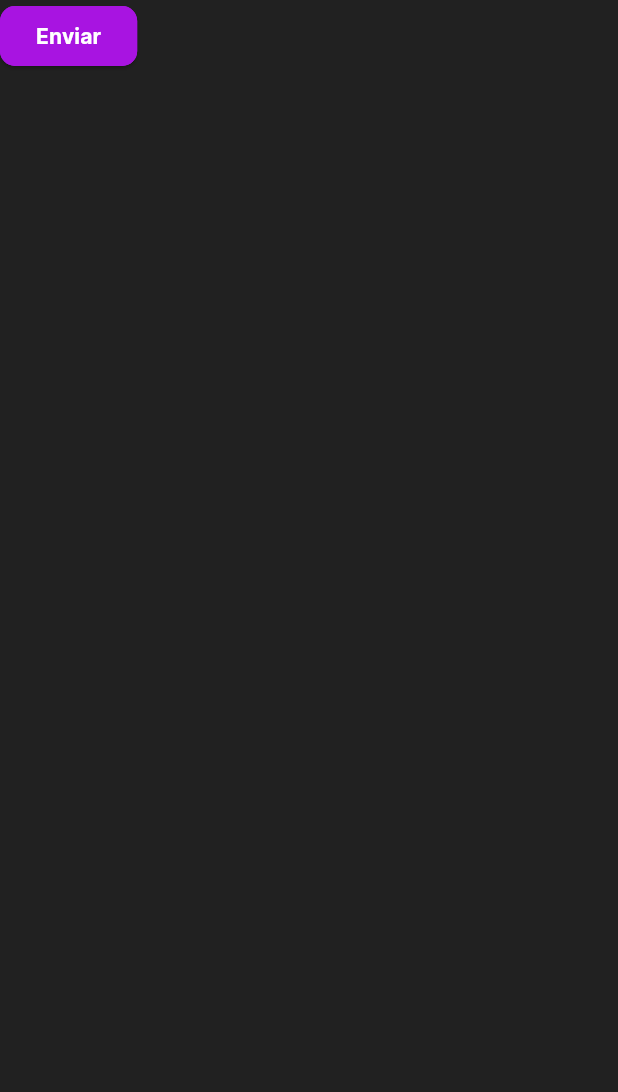
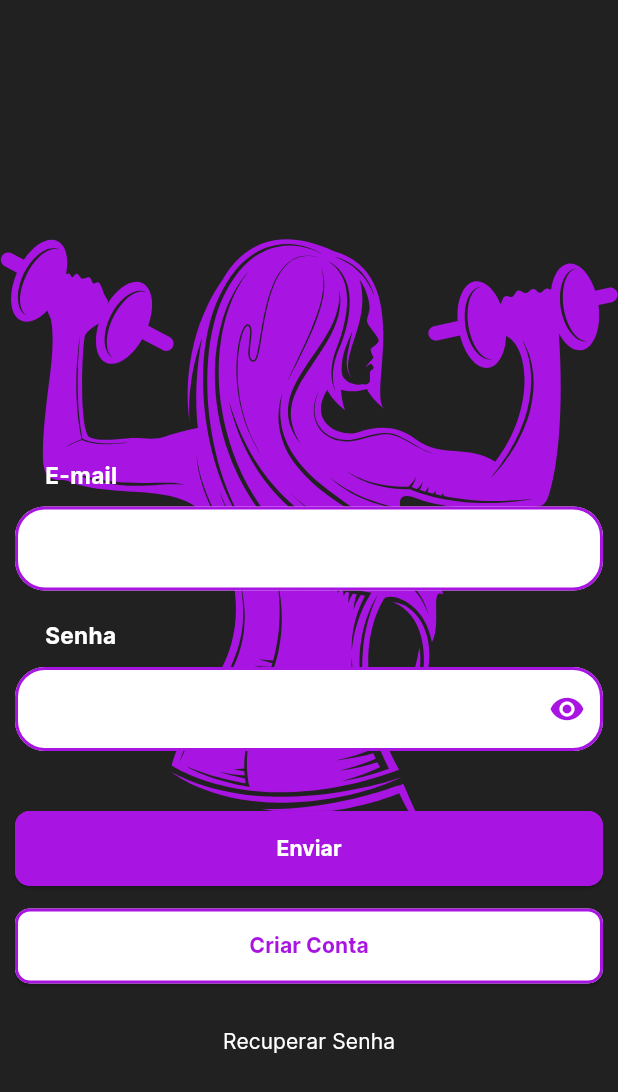
Before and after one commit to rafaelcsilvadev/gym, a Flutter app: the screen it shows after launch, on a phone screen of 412 x 824 dp. Shown: the top 1092 px of the screen. Run offline on Flutter 3.47's test engine with Material 3 defaults, Android fonts, the phone set to English and light mode, and no system bars; our stand-ins replace flutter_modular, flutter_svg_provider.

Commit message:
0.1.0+0 Criado tela de login

```diff
--- a/lib/app/signin/views/signin_view.dart
+++ b/lib/app/signin/views/signin_view.dart
@@ -1,6 +1,10 @@
 import 'package:flutter/material.dart';
+import 'package:flutter_svg_provider/flutter_svg_provider.dart';
+import 'package:gym/core/assets/images/app_images.dart';
 import 'package:gym/core/theme/app_colors.dart';
 import 'package:gym/core/widgets/app_button.dart';
+import 'package:gym/core/widgets/app_input.dart';
+import 'package:gym/core/widgets/layout.dart';
 
 class SignInView extends StatefulWidget {
   const SignInView({super.key});
@@ -12,18 +16,84 @@ class SignInView extends StatefulWidget {
 class _SignInInState extends State<SignInView> {
   @override
   Widget build(BuildContext context) {
-    return Scaffold(
-      backgroundColor: AppColors.primaryColor,
-      body: SafeArea(
-        child: AppButton(
-          onPressed: (){},
-          progressColor: AppColors.neutralColor,
-          text: 'Enviar',
-          background: AppColors.secondaryColor,
-          textColor: AppColors.neutralColor,
-          loading: false,
-        ),
-      ),
+    return Layout(
+      backgroundColor: AppColors.background,
+      statusBarColor: AppColors.background,
+      systemNavigationBarColor: AppColors.background,
+      systemNavigationBarDividerColor: AppColors.background,
+      statusBarBrightness: Brightness.light,
+      systemNavigationBarIconBrightness: Brightness.light,
+      statusBarIconBrightness: Brightness.light,
+      child: Container(
+          decoration: const BoxDecoration(
+            image: DecorationImage(
+              image: Svg(AppImages.girlGym),
+              alignment: Alignment.topCenter,
+            ),
+          ),
+          child: LayoutBuilder(
+            builder: (BuildContext context, BoxConstraints constraints) {
+              return Container(
+                margin: EdgeInsets.only(top: constraints.maxHeight * 0.36),
+                padding: const EdgeInsets.all(10),
+                child: SingleChildScrollView(
+                  child: Column(
+                    children: [
+                      AppInput(
+                        labelText: 'E-mail',
+                        onChange: (value) {},
+                        obscureText: false,
+                      ),
+                      Container(
+                        margin: const EdgeInsets.only(top: 20),
+                        child: AppInput(
+                          labelText: 'Senha',
+                          onChange: (value) {},
+                          obscureText: true,
+                        ),
+                      ),
+                      Container(
+                        margin: const EdgeInsets.only(top: 40),
+                        width: constraints.maxWidth,
+                        height: 50,
+                        child: AppButton(
+                          onPressed: () {},
+                          text: 'Enviar',
+                          textColor: AppColors.neutralColor,
+                          background: AppColors.primaryColor,
+                        ),
+                      ),
+                      Container(
+                        margin: const EdgeInsets.only(top: 15),
+                        width: constraints.maxWidth,
+                        height: 50,
+                        child: AppButton(
+                          onPressed: () {},
+                          text: 'Criar Conta',
+                          textColor: AppColors.primaryColor,
+                          background: AppColors.neutralColor,
+                          borderColor: AppColors.primaryColor,
+                        ),
+                      ),
+                      Container(
+                        margin: const EdgeInsets.only(top: 15),
+                        child: TextButton(
+                          onPressed: () {},
+                          child: const Text(
+                            'Recuperar Senha',
+                            style: TextStyle(
+                              fontFamily: 'Inter',
+                              color: AppColors.neutralColor,
+                            ),
+                          ),
+                        ),
+                      ),
+                    ],
+                  ),
+                ),
+              );
+            },
+          )),
     );
   }
 }
--- /dev/null
+++ b/lib/core/assets/images/app_images.dart
@@ -0,0 +1,3 @@
+abstract class AppImages {
+  static const girlGym = 'lib/core/assets/images/girl-gym.svg';
+}
--- a/lib/core/theme/app_colors.dart
+++ b/lib/core/theme/app_colors.dart
@@ -1,9 +1,9 @@
 import 'package:flutter/material.dart';
 
 abstract class AppColors {
-  static const Color primaryColor = Color(0xFF212121);
-  static const Color secondaryColor = Color(0xFFA814E1);
-  static const Color tertiaryColor = Color(0xFF000000);
+  static const Color primaryColor = Color(0xFFA814E1);
+  static const Color secondaryColor = Color(0xFF000000);
+  static const Color background = Color(0xFF212121);
   static const Color successColor = Color(0xFF03A443);
   static const Color errorColor = Color(0xFFDE0808);
   static const Color neutralColor = Color(0xFFFFFFFF);
--- a/lib/core/widgets/app_button.dart
+++ b/lib/core/widgets/app_button.dart
@@ -6,8 +6,9 @@ class AppButton extends StatelessWidget {
   final Color textColor;
   final Color background;
   final Color? borderColor;
-  final Color progressColor;
+  final Color? progressColor;
   final Function() onPressed;
+  final Key? circleProgressKey;
 
   const AppButton({
     super.key,
@@ -17,9 +18,9 @@ class AppButton extends StatelessWidget {
     required this.textColor,
     required this.background,
     this.borderColor,
-    required this.progressColor,
+    this.progressColor,
+    this.circleProgressKey,
   });
-
 
   @override
   Widget build(BuildContext context) {
@@ -39,7 +40,7 @@ class AppButton extends StatelessWidget {
           ),
         ),
       ),
-      onPressed: !loading ? () => onPressed() : null,
+      onPressed: !loading ? onPressed : null,
       child: !loading
           ? Text(
               text,
@@ -52,7 +53,7 @@ class AppButton extends StatelessWidget {
               width: 20,
               height: 20,
               child: CircularProgressIndicator(
-                key: const Key('AppButton_CircularProgressIndicator'),
+                key: circleProgressKey,
                 color: progressColor,
                 strokeWidth: 2,
               ),
--- a/lib/core/widgets/app_input.dart
+++ b/lib/core/widgets/app_input.dart
@@ -4,14 +4,52 @@ import 'package:gym/core/theme/app_colors.dart';
 class AppInput extends StatefulWidget {
   final String labelText;
   final Function(String) onChange;
+  final bool obscureText;
 
-  const AppInput({super.key, required this.labelText, required this.onChange});
+  const AppInput(
+      {super.key,
+      required this.labelText,
+      required this.onChange,
+      required this.obscureText});
 
   @override
   State<AppInput> createState() => _AppInputState();
 }
 
 class _AppInputState extends State<AppInput> {
+
+  var obscureTextLocal = true;
+
+
+ @override
+  void initState() {
+    super.initState();
+  }
+
+  Widget? selectObscureIcons() {
+    if (obscureTextLocal) {
+      return IconButton(
+        onPressed: (){
+          setState(() {
+            obscureTextLocal = !obscureTextLocal;
+          });
+        },
+        icon: const Icon(Icons.visibility),
+        color: AppColors.primaryColor,
+      );
+    } else {
+      return IconButton(
+        onPressed: (){
+          setState(() {
+            obscureTextLocal = !obscureTextLocal;
+          });
+        },
+        icon: const Icon(Icons.visibility_off),
+        color: AppColors.primaryColor,
+      );
+    }
+  }
+
   @override
   Widget build(BuildContext context) {
     return Column(
@@ -19,7 +57,7 @@ class _AppInputState extends State<AppInput> {
       children: [
         Container(
           margin: const EdgeInsets.only(left: 20, bottom: 10),
-          child:  Text(
+          child: Text(
             widget.labelText,
             textAlign: TextAlign.left,
             style: const TextStyle(
@@ -31,21 +69,23 @@ class _AppInputState extends State<AppInput> {
         ),
         TextFormField(
           onChanged: (value) => widget.onChange(value),
-          cursorColor: AppColors.secondaryColor,
+          cursorColor: AppColors.primaryColor,
+          obscureText: obscureTextLocal,
           decoration: InputDecoration(
             fillColor: AppColors.neutralColor,
             filled: true,
+            suffixIcon: widget.obscureText ? selectObscureIcons() : null,
             enabledBorder: OutlineInputBorder(
               borderRadius: BorderRadius.circular(20),
               borderSide: const BorderSide(
-                  color: AppColors.secondaryColor,
+                  color: AppColors.primaryColor,
                   width: 2,
                   style: BorderStyle.solid),
             ),
             focusedBorder: OutlineInputBorder(
               borderRadius: BorderRadius.circular(20),
               borderSide: const BorderSide(
-                  color: AppColors.secondaryColor,
+                  color: AppColors.primaryColor,
                   width: 2,
                   style: BorderStyle.solid),
             ),
--- /dev/null
+++ b/lib/core/widgets/layout.dart
@@ -0,0 +1,59 @@
+import 'package:flutter/material.dart';
+import 'package:flutter/services.dart';
+
+class Layout extends StatelessWidget {
+  final Widget child;
+  final PreferredSizeWidget? appBar;
+  final Widget? floatingActionButton;
+  final Color? backgroundColor;
+  final Color? statusBarColor;
+  final Color? systemNavigationBarColor;
+  final Color? systemNavigationBarDividerColor;
+  final Brightness? statusBarIconBrightness;
+  final bool? systemNavigationBarContrastEnforced;
+  final bool? systemStatusBarContrastEnforced;
+  final Brightness? statusBarBrightness;
+  final Brightness? systemNavigationBarIconBrightness;
+
+  const Layout({
+    super.key,
+    required this.child,
+    this.appBar,
+    this.floatingActionButton,
+    this.backgroundColor,
+    this.statusBarColor,
+    this.statusBarIconBrightness,
+    this.statusBarBrightness,
+    this.systemNavigationBarColor,
+    this.systemNavigationBarDividerColor,
+    this.systemNavigationBarContrastEnforced,
+    this.systemNavigationBarIconBrightness,
+    this.systemStatusBarContrastEnforced,
+  });
+
+  @override
+  Widget build(BuildContext context) {
+    SystemChrome.setSystemUIOverlayStyle(
+      SystemUiOverlayStyle(
+        statusBarColor: statusBarColor,
+        systemNavigationBarColor: systemNavigationBarColor,
+        systemNavigationBarDividerColor: systemNavigationBarDividerColor,
+        systemNavigationBarContrastEnforced:
+            systemNavigationBarContrastEnforced,
+        systemStatusBarContrastEnforced: systemStatusBarContrastEnforced,
+        systemNavigationBarIconBrightness: systemNavigationBarIconBrightness,
+        statusBarIconBrightness: statusBarIconBrightness,
+        statusBarBrightness: statusBarBrightness,
+      ),
+    );
+
+    return Scaffold(
+      appBar: appBar,
+      backgroundColor: backgroundColor,
+      floatingActionButton: floatingActionButton,
+      body: SafeArea(
+        child: child,
+      ),
+    );
+  }
+}
--- a/pubspec.yaml
+++ b/pubspec.yaml
@@ -16,7 +16,7 @@ publish_to: 'none' # Remove this line if you wish to publish to pub.dev
 # https://developer.apple.com/library/archive/documentation/General/Reference/InfoPlistKeyReference/Articles/CoreFoundationKeys.html
 # In Windows, build-name is used as the major, minor, and patch parts
 # of the product and file versions while build-number is used as the build suffix.
-version: 0.0.5+0
+version: 0.1.0+0
 
 environment:
   sdk: '>=3.3.0 <4.0.0'
@@ -30,6 +30,7 @@ environment:
 dependencies:
   dio: ^5.4.1
   get: ^4.6.6
+  flutter_svg_provider: ^1.0.7
   flutter_modular: ^6.3.2
   flutter:
     sdk: flutter
@@ -64,6 +65,7 @@ flutter:
   # To add assets to your application, add an assets section, like this:
   assets:
     - lib/core/assets/fonts/
+    - lib/core/assets/images/
 
   # An image asset can refer to one or more resolution-specific "variants", see
   # https://flutter.dev/assets-and-images/#resolution-aware
```
Also changed, not shown: lib/core/assets/images/girl-gym.svg (added), pubspec.lock, 3 other files.
